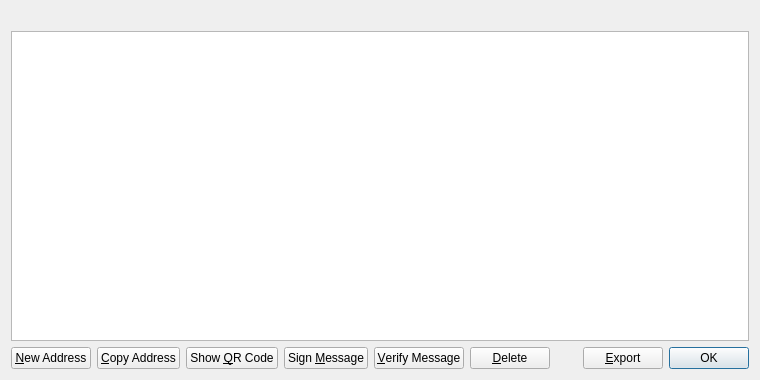
This is src/qt/forms/addressbookpage.ui in LIMXTEC/Megacoin as Qt 5 draws it before an edit. The edited form follows.
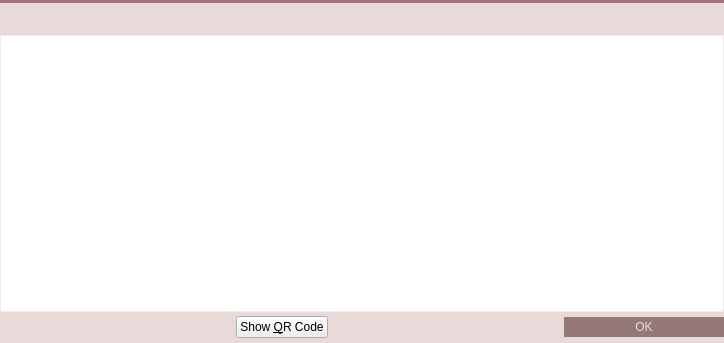
This is the edited form. Icons and pictures are not drawn.

What changed in the file:
```diff
--- a/src/qt/forms/addressbookpage.ui
+++ b/src/qt/forms/addressbookpage.ui
@@ -6,22 +6,333 @@
    <rect>
     <x>0</x>
     <y>0</y>
-    <width>760</width>
-    <height>380</height>
+    <width>724</width>
+    <height>343</height>
    </rect>
   </property>
+  <property name="palette">
+   <palette>
+    <active>
+     <colorrole role="Button">
+      <brush brushstyle="SolidPattern">
+       <color alpha="255">
+        <red>233</red>
+        <green>217</green>
+        <blue>216</blue>
+       </color>
+      </brush>
+     </colorrole>
+     <colorrole role="Base">
+      <brush brushstyle="SolidPattern">
+       <color alpha="255">
+        <red>233</red>
+        <green>217</green>
+        <blue>216</blue>
+       </color>
+      </brush>
+     </colorrole>
+     <colorrole role="Window">
+      <brush brushstyle="SolidPattern">
+       <color alpha="255">
+        <red>233</red>
+        <green>217</green>
+        <blue>216</blue>
+       </color>
+      </brush>
+     </colorrole>
+     <colorrole role="Highlight">
+      <brush brushstyle="SolidPattern">
+       <color alpha="255">
+        <red>235</red>
+        <green>235</green>
+        <blue>235</blue>
+       </color>
+      </brush>
+     </colorrole>
+     <colorrole role="HighlightedText">
+      <brush brushstyle="SolidPattern">
+       <color alpha="255">
+        <red>171</red>
+        <green>127</green>
+        <blue>130</blue>
+       </color>
+      </brush>
+     </colorrole>
+    </active>
+    <inactive>
+     <colorrole role="Button">
+      <brush brushstyle="SolidPattern">
+       <color alpha="255">
+        <red>233</red>
+        <green>217</green>
+        <blue>216</blue>
+       </color>
+      </brush>
+     </colorrole>
+     <colorrole role="Base">
+      <brush brushstyle="SolidPattern">
+       <color alpha="255">
+        <red>233</red>
+        <green>217</green>
+        <blue>216</blue>
+       </color>
+      </brush>
+     </colorrole>
+     <colorrole role="Window">
+      <brush brushstyle="SolidPattern">
+       <color alpha="255">
+        <red>233</red>
+        <green>217</green>
+        <blue>216</blue>
+       </color>
+      </brush>
+     </colorrole>
+     <colorrole role="Highlight">
+      <brush brushstyle="SolidPattern">
+       <color alpha="255">
+        <red>235</red>
+        <green>235</green>
+        <blue>235</blue>
+       </color>
+      </brush>
+     </colorrole>
+     <colorrole role="HighlightedText">
+      <brush brushstyle="SolidPattern">
+       <color alpha="255">
+        <red>171</red>
+        <green>127</green>
+        <blue>130</blue>
+       </color>
+      </brush>
+     </colorrole>
+    </inactive>
+    <disabled>
+     <colorrole role="Button">
+      <brush brushstyle="SolidPattern">
+       <color alpha="255">
+        <red>233</red>
+        <green>217</green>
+        <blue>216</blue>
+       </color>
+      </brush>
+     </colorrole>
+     <colorrole role="Base">
+      <brush brushstyle="SolidPattern">
+       <color alpha="255">
+        <red>233</red>
+        <green>217</green>
+        <blue>216</blue>
+       </color>
+      </brush>
+     </colorrole>
+     <colorrole role="Window">
+      <brush brushstyle="SolidPattern">
+       <color alpha="255">
+        <red>233</red>
+        <green>217</green>
+        <blue>216</blue>
+       </color>
+      </brush>
+     </colorrole>
+     <colorrole role="Highlight">
+      <brush brushstyle="SolidPattern">
+       <color alpha="255">
+        <red>240</red>
+        <green>240</green>
+        <blue>240</blue>
+       </color>
+      </brush>
+     </colorrole>
+     <colorrole role="HighlightedText">
+      <brush brushstyle="SolidPattern">
+       <color alpha="255">
+        <red>171</red>
+        <green>127</green>
+        <blue>130</blue>
+       </color>
+      </brush>
+     </colorrole>
+    </disabled>
+   </palette>
+  </property>
   <property name="windowTitle">
    <string>Address Book</string>
   </property>
+  <property name="styleSheet">
+   <string notr="true">#AddressBookPage {
+	background-color: #E9D9D8;
+ }</string>
+  </property>
   <layout class="QVBoxLayout" name="verticalLayout">
+   <property name="spacing">
+    <number>0</number>
+   </property>
+   <property name="margin">
+    <number>0</number>
+   </property>
    <item>
-    <widget class="QLabel" name="labelExplanation">
-     <property name="textFormat">
-      <enum>Qt::PlainText</enum>
+    <widget class="Line" name="line_6">
+     <property name="styleSheet">
+      <string notr="true">background-color: #A37276;</string>
      </property>
-     <property name="wordWrap">
+     <property name="frameShadow">
+      <enum>QFrame::Raised</enum>
+     </property>
+     <property name="lineWidth">
+      <number>0</number>
+     </property>
+     <property name="orientation">
+      <enum>Qt::Horizontal</enum>
+     </property>
+    </widget>
+   </item>
+   <item>
+    <widget class="QWidget" name="wAddressBookHeader" native="true">
+     <property name="minimumSize">
+      <size>
+       <width>0</width>
+       <height>32</height>
+      </size>
+     </property>
+     <property name="maximumSize">
+      <size>
+       <width>16777215</width>
+       <height>32</height>
+      </size>
+     </property>
+     <property name="is_header" stdset="0">
       <bool>true</bool>
      </property>
+     <layout class="QHBoxLayout" name="horizontalLayout_13">
+      <property name="margin">
+       <number>0</number>
+      </property>
+      <item>
+       <spacer name="horizontalSpacer_17">
+        <property name="orientation">
+         <enum>Qt::Horizontal</enum>
+        </property>
+        <property name="sizeType">
+         <enum>QSizePolicy::Fixed</enum>
+        </property>
+        <property name="sizeHint" stdset="0">
+         <size>
+          <width>3</width>
+          <height>20</height>
+         </size>
+        </property>
+       </spacer>
+      </item>
+      <item>
+       <widget class="QLabel" name="label_25">
+        <property name="sizePolicy">
+         <sizepolicy hsizetype="Preferred" vsizetype="Preferred">
+          <horstretch>0</horstretch>
+          <verstretch>0</verstretch>
+         </sizepolicy>
+        </property>
+        <property name="minimumSize">
+         <size>
+          <width>30</width>
+          <height>30</height>
+         </size>
+        </property>
+        <property name="maximumSize">
+         <size>
+          <width>30</width>
+          <height>30</height>
+         </size>
+        </property>
+        <property name="text">
+         <string/>
+        </property>
+        <property name="pixmap">
+         <pixmap resource="../res.qrc">:/res/address_book.png</pixmap>
+        </property>
+       </widget>
+      </item>
+      <item>
+       <widget class="QLabel" name="label_25_1">
+        <property name="sizePolicy">
+         <sizepolicy hsizetype="Preferred" vsizetype="Preferred">
+          <horstretch>0</horstretch>
+          <verstretch>0</verstretch>
+         </sizepolicy>
+        </property>
+        <property name="minimumSize">
+         <size>
+          <width>30</width>
+          <height>30</height>
+         </size>
+        </property>
+        <property name="maximumSize">
+         <size>
+          <width>30</width>
+          <height>30</height>
+         </size>
+        </property>
+        <property name="text">
+         <string/>
+        </property>
+        <property name="pixmap">
+         <pixmap resource="../res.qrc">:/res/download.png</pixmap>
+        </property>
+       </widget>
+      </item>
+      <item>
+       <widget class="QLabel" name="label_27">
+        <property name="font">
+         <font>
+          <pointsize>11</pointsize>
+          <stylestrategy>PreferAntialias</stylestrategy>
+         </font>
+        </property>
+        <property name="styleSheet">
+         <string notr="true">QLabel {
+	color: #E9D9D8;
+}</string>
+        </property>
+        <property name="text">
+         <string>Address Book</string>
+        </property>
+       </widget>
+      </item>
+      <item>
+       <widget class="QPushButton" name="bClose">
+        <property name="minimumSize">
+         <size>
+          <width>30</width>
+          <height>30</height>
+         </size>
+        </property>
+        <property name="maximumSize">
+         <size>
+          <width>30</width>
+          <height>30</height>
+         </size>
+        </property>
+        <property name="styleSheet">
+         <string notr="true">QPushButton {	
+	image: url(:/res/close_normal.png);
+	border: 0px solid gray;
+}
+QPushButton:pressed:flat {
+	image: url(:/res/close_normal.png);
+}
+
+QPushButton:hover {
+	image: url(:/res/close_hover.png);
+}</string>
+        </property>
+        <property name="text">
+         <string notr="true"/>
+        </property>
+        <property name="flat">
+         <bool>true</bool>
+        </property>
+       </widget>
+      </item>
+     </layout>
     </widget>
    </item>
    <item>
@@ -32,6 +343,59 @@
      <property name="toolTip">
       <string>Double-click to edit address or label</string>
      </property>
+     <property name="styleSheet">
+      <string notr="true"> QScrollBar:vertical {
+     border: 0px solid grey;
+     background: white;
+     width: 9px;
+     margin: 24px 0px 0 0px;
+ }
+ QScrollBar::handle:vertical {
+     background: #BB9396;
+     min-width: 20px;
+ }
+QScrollBar::sub-line:vertical {
+	height: 0px;
+    width: 0px;
+}
+
+QHeaderView {
+	background-color: #E9D9D8;
+	font-size: 10;
+	text-align:left;
+}
+QHeaderView::section {
+    background-color: #E9D9D8;
+    color: #AF272E;
+    padding-left: 5px;
+    border: 0px solid #6c6c6c;
+	text-align:left;
+}
+
+/* style the sort indicator */
+QHeaderView::down-arrow {
+    image: url(down_arrow.png);
+}
+
+QHeaderView::up-arrow {
+    image: url(up_arrow.png);
+}
+
+QTableView {
+	border: 1px solid #ededed;
+	selection-background-color: #ebebeb;
+	selection-color: rgb(171, 127, 130);
+}</string>
+     </property>
+     <property name="frameShape">
+      <enum>QFrame::NoFrame</enum>
+     </property>
+     <property name="horizontalScrollBarPolicy">
+      <enum>Qt::ScrollBarAlwaysOff</enum>
+     </property>
+     <property name="editTriggers">
+      <set>QAbstractItemView::AnyKeyPressed|QAbstractItemView::DoubleClicked|QAbstractItemView::EditKeyPressed</set>
+     </property>
      <property name="tabKeyNavigation">
       <bool>false</bool>
      </property>
@@ -44,41 +408,152 @@
      <property name="selectionBehavior">
       <enum>QAbstractItemView::SelectRows</enum>
      </property>
-     <property name="sortingEnabled">
-      <bool>true</bool>
+     <property name="showGrid">
+      <bool>false</bool>
      </property>
      <attribute name="verticalHeaderVisible">
       <bool>false</bool>
      </attribute>
+     <attribute name="verticalHeaderDefaultSectionSize">
+      <number>20</number>
+     </attribute>
+     <attribute name="verticalHeaderMinimumSectionSize">
+      <number>20</number>
+     </attribute>
     </widget>
    </item>
    <item>
     <layout class="QHBoxLayout" name="horizontalLayout">
      <item>
-      <widget class="QPushButton" name="newAddress">
-       <property name="toolTip">
-        <string>Create a new address</string>
+      <spacer name="horizontalSpacer_18">
+       <property name="orientation">
+        <enum>Qt::Horizontal</enum>
        </property>
+       <property name="sizeHint" stdset="0">
+        <size>
+         <width>40</width>
+         <height>20</height>
+        </size>
+       </property>
+      </spacer>
+     </item>
+     <item>
+      <widget class="QPushButton" name="newAddressButton">
+       <property name="minimumSize">
+        <size>
+         <width>31</width>
+         <height>31</height>
+        </size>
+       </property>
+       <property name="maximumSize">
+        <size>
+         <width>31</width>
+         <height>31</height>
+        </size>
+       </property>
+       <property name="styleSheet">
+        <string notr="true">QPushButton {
+	border: 0px solid gray;
+	image: url(:/res/add_contact/normal.png);
+}
+
+QPushButton:pressed:flat {
+	image: url(:/res/add_contact/pressed.png);
+}
+
+QPushButton:hover {
+	image: url(:/res/add_contact/hover.png);
+}
+
+QPushButton:!enabled {
+	image: url(:/res/add_contact/disabled.png);
+}</string>
+       </property>
        <property name="text">
-        <string>&amp;New Address</string>
+        <string/>
        </property>
-       <property name="icon">
-        <iconset resource="../megacoin.qrc">
-         <normaloff>:/icons/add</normaloff>:/icons/add</iconset>
+       <property name="flat">
+        <bool>true</bool>
        </property>
       </widget>
      </item>
      <item>
-      <widget class="QPushButton" name="copyAddress">
-       <property name="toolTip">
-        <string>Copy the currently selected address to the system clipboard</string>
+      <widget class="QPushButton" name="copyToClipboard">
+       <property name="minimumSize">
+        <size>
+         <width>31</width>
+         <height>31</height>
+        </size>
        </property>
+       <property name="maximumSize">
+        <size>
+         <width>31</width>
+         <height>31</height>
+        </size>
+       </property>
+       <property name="styleSheet">
+        <string notr="true">QPushButton {
+	border: 0px solid gray;
+	image: url(:/res/duplicate_contact/normal.png);
+}
+
+QPushButton:pressed:flat {
+	image: url(:/res/duplicate_contact/click.png);
+}
+
+QPushButton:hover {
+	image: url(:/res/duplicate_contact/hover.png);
+}
+
+QPushButton:!enabled {
+	image: url(:/res/duplicate_contact/disabled.png);
+}</string>
+       </property>
        <property name="text">
-        <string>&amp;Copy Address</string>
+        <string/>
        </property>
-       <property name="icon">
-        <iconset resource="../megacoin.qrc">
-         <normaloff>:/icons/editcopy</normaloff>:/icons/editcopy</iconset>
+       <property name="flat">
+        <bool>true</bool>
+       </property>
+      </widget>
+     </item>
+     <item>
+      <widget class="QPushButton" name="editButton">
+       <property name="minimumSize">
+        <size>
+         <width>31</width>
+         <height>31</height>
+        </size>
+       </property>
+       <property name="maximumSize">
+        <size>
+         <width>31</width>
+         <height>31</height>
+        </size>
+       </property>
+       <property name="styleSheet">
+        <string notr="true">QPushButton {
+	border: 0px solid gray;
+	image: url(:/res/edit_contact/edit_contact_normal.png);
+}
+
+QPushButton:pressed:flat {
+	image: url(:/res/edit_contact/edit_contact_pressed.png);
+}
+
+QPushButton:hover {
+	image: url(:/res/edit_contact/edit_contact_hover.png);
+}
+
+QPushButton:!enabled {
+	image: url(:/res/edit_contact/edit_contact_disabled.png);
+}</string>
+       </property>
+       <property name="text">
+        <string/>
+       </property>
+       <property name="flat">
+        <bool>true</bool>
        </property>
       </widget>
      </item>
@@ -95,43 +570,127 @@
      </item>
      <item>
       <widget class="QPushButton" name="signMessage">
-       <property name="toolTip">
-        <string>Sign a message to prove you own a Megacoin address</string>
+       <property name="enabled">
+        <bool>true</bool>
+       </property>
+       <property name="minimumSize">
+        <size>
+         <width>31</width>
+         <height>31</height>
+        </size>
+       </property>
+       <property name="maximumSize">
+        <size>
+         <width>31</width>
+         <height>31</height>
+        </size>
+       </property>
+       <property name="styleSheet">
+        <string notr="true">QPushButton {
+	border: 0px solid gray;
+	image: url(:/res/sign/normal.png);
+}
+
+QPushButton:pressed:flat {
+	image: url(:/res/sign/pressed.png);
+}
+
+QPushButton:hover {
+	image: url(:/res/sign/hover.png);
+}
+
+QPushButton:!enabled {
+	image: url(:/res/sign/disabled.png);
+}</string>
        </property>
        <property name="text">
-        <string>Sign &amp;Message</string>
+        <string/>
        </property>
-       <property name="icon">
-        <iconset resource="../megacoin.qrc">
-         <normaloff>:/icons/edit</normaloff>:/icons/edit</iconset>
+       <property name="flat">
+        <bool>true</bool>
        </property>
       </widget>
      </item>
      <item>
       <widget class="QPushButton" name="verifyMessage">
-       <property name="toolTip">
-        <string>Verify a message to ensure it was signed with a specified Megacoin address</string>
+       <property name="enabled">
+        <bool>true</bool>
        </property>
+       <property name="minimumSize">
+        <size>
+         <width>31</width>
+         <height>31</height>
+        </size>
+       </property>
+       <property name="maximumSize">
+        <size>
+         <width>31</width>
+         <height>31</height>
+        </size>
+       </property>
+       <property name="styleSheet">
+        <string notr="true">QPushButton {
+	border: 0px solid gray;
+	image: url(:/res/verify/verify_normal.png);
+}
+
+QPushButton:pressed:flat {
+	image: url(:/res/verify/verify_pressed.png);
+}
+
+QPushButton:hover {
+	image: url(:/res/verify/verify_hover.png);
+}
+
+QPushButton:!enabled {
+	image: url(:/res/verify/verify_disabled.png);
+}</string>
+       </property>
        <property name="text">
-        <string>&amp;Verify Message</string>
+        <string/>
        </property>
-       <property name="icon">
-        <iconset resource="../megacoin.qrc">
-         <normaloff>:/icons/transaction_0</normaloff>:/icons/transaction_0</iconset>
+       <property name="flat">
+        <bool>true</bool>
        </property>
       </widget>
      </item>
      <item>
-      <widget class="QPushButton" name="deleteAddress">
-       <property name="toolTip">
-        <string>Delete the currently selected address from the list</string>
+      <widget class="QPushButton" name="deleteButton">
+       <property name="minimumSize">
+        <size>
+         <width>31</width>
+         <height>31</height>
+        </size>
        </property>
+       <property name="maximumSize">
+        <size>
+         <width>31</width>
+         <height>31</height>
+        </size>
+       </property>
+       <property name="styleSheet">
+        <string notr="true">QPushButton {
+	border: 0px solid gray;
+	image: url(:/res/del_contact/delete_contact_normal.png);
+}
+
+QPushButton:pressed:flat {
+	image: url(:/res/del_contact/delete_contact_pressed.png);
+}
+
+QPushButton:hover {
+	image: url(:/res/del_contact/delete_contact_hover.png);
+}
+
+QPushButton:!enabled {
+	image: url(:/res/del_contact/delete_contact_disabled.png);
+}</string>
+       </property>
        <property name="text">
-        <string>&amp;Delete</string>
+        <string/>
        </property>
-       <property name="icon">
-        <iconset resource="../megacoin.qrc">
-         <normaloff>:/icons/remove</normaloff>:/icons/remove</iconset>
+       <property name="flat">
+        <bool>true</bool>
        </property>
       </widget>
      </item>
@@ -148,20 +707,6 @@
        </property>
       </spacer>
      </item>
-     <item>
-      <widget class="QPushButton" name="exportButton">
-       <property name="toolTip">
-        <string>Export the data in the current tab to a file</string>
-       </property>
-       <property name="text">
-        <string>&amp;Export</string>
-       </property>
-       <property name="icon">
-        <iconset resource="../megacoin.qrc">
-         <normaloff>:/icons/export</normaloff>:/icons/export</iconset>
-       </property>
-      </widget>
-     </item>
      <item>
       <widget class="QDialogButtonBox" name="buttonBox">
        <property name="sizePolicy">
@@ -170,6 +715,25 @@
          <verstretch>0</verstretch>
         </sizepolicy>
        </property>
+       <property name="styleSheet">
+        <string notr="true">QPushButton {
+	background-color: #947978;
+	color: #E9D9D8;
+	border: 0px solid gray;
+	max-height: 20px;
+	min-height: 20px;
+	max-width: 160px;
+	min-width: 160px;
+}
+
+QPushButton:hover {
+	background-color: #AF272E;
+}
+
+QPushButton:pressed:flat {
+	background-color: #9D0B17;
+}</string>
+       </property>
        <property name="standardButtons">
         <set>QDialogButtonBox::Ok</set>
        </property>
```
Left out of the diff: 24 changed lines with no effect on the pictures.
